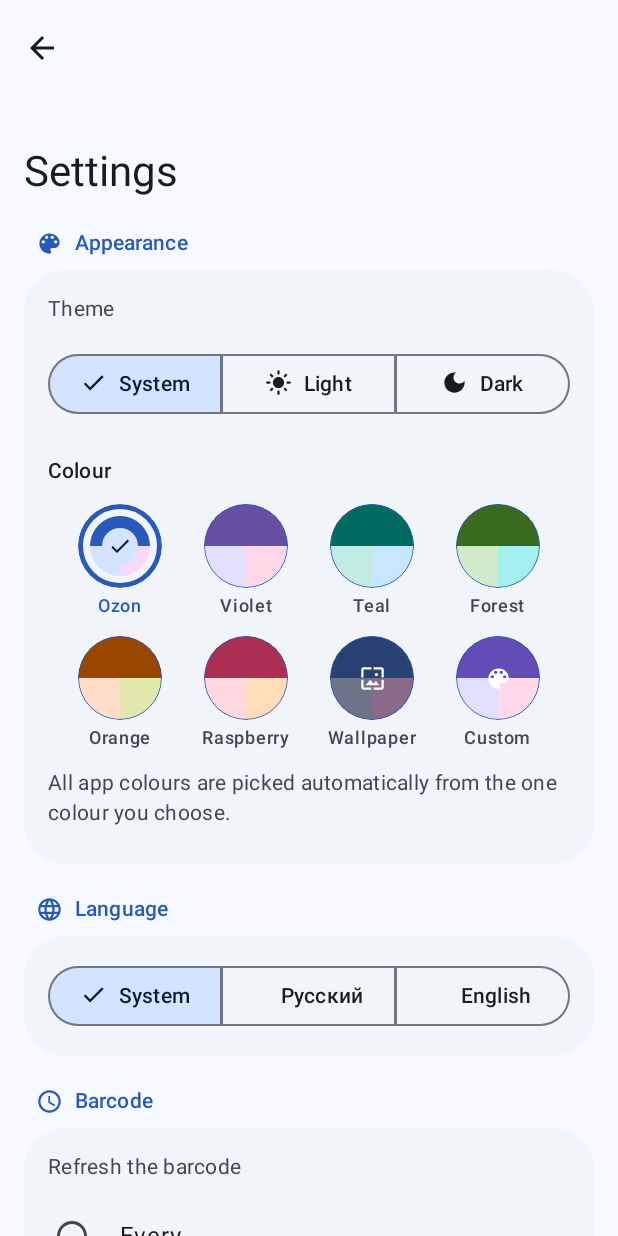
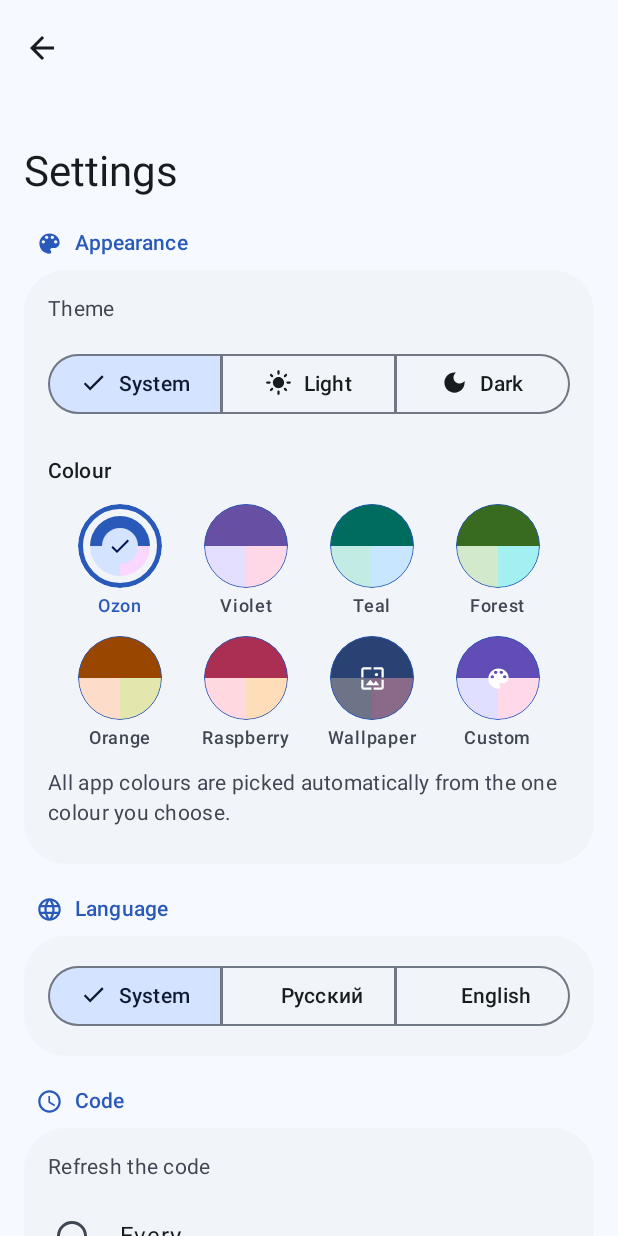
Before and after one commit to RealGrapie/PickItUp, an Android app built with Jetpack Compose: the screen it shows after launch (SettingsActivity), after a tap on "Settings", on a phone screen of 412 x 824 dp. Run offline under Robolectric (Android 15) with nearby library versions, the phone set to English and light mode, and no system bars; libraries missing offline, so code that uses them is left out: io.rebble.pebblekit2; network calls fail; 8 statements that could not run were skipped; 2 other taps on this screen came first.

Commit message:
Texts for both marketplaces, one "remove account" button
- "Code" instead of "barcode" where WB's QR is meant too; provider-aware
  empty / login / error texts; general VPN text; license and libraries.
- Logout and remove merged: removing the last account clears it to the
  onboarding slot, the watch forgets its code.
- An open login page blocks only Ozon fetches; watch label "WB" for a
  single unnamed account, "No code yet" in the watch menu.

Co-Authored-By: Claude Opus 5.5 <noreply@anthropic.com>

```diff
--- a/android/app/src/main/java/com/grapie/pickitup/DebugActivity.kt
+++ b/android/app/src/main/java/com/grapie/pickitup/DebugActivity.kt
@@ -157,7 +157,7 @@ class DebugActivity : BaseActivity() {
                         a.label(name), style = MaterialTheme.typography.titleSmall, color = MaterialTheme.colorScheme.primary,
                         modifier = Modifier.padding(start = 16.dp, end = 16.dp, top = 10.dp, bottom = 2.dp),
                     )
-                    InfoRow(s.stateLogin, if (loggedIn) s.loginOkValue else s.loginNeededValue)
+                    InfoRow(a.provider.text(s.stateLogin), if (loggedIn) s.loginOkValue else s.loginNeededValue)
                     InfoRow(s.stateFetchedAt, barcode?.let { fmt.format(Date(it.fetchedAt)) } ?: "—")
                     InfoRow(s.stateStale(scheduleText(s, short = true)), if (BarcodeSync.isStale(barcode)) s.yes else s.no)
                     InfoRow(s.stateBusy, if (aBusy) s.yes else s.no)
--- a/android/app/src/main/java/com/grapie/pickitup/LoginActivity.kt
+++ b/android/app/src/main/java/com/grapie/pickitup/LoginActivity.kt
@@ -133,7 +133,7 @@ class LoginActivity : ComponentActivity() {
         } catch (e: ActivityNotFoundException) {
             val fallback = intent.getStringExtra("browser_fallback_url")
             if (fallback != null) web.loadUrl(fallback)
-            else Toast.makeText(this, AppSettings.strings().noAppForLink, Toast.LENGTH_SHORT).show()
+            else Toast.makeText(this, account.provider.text(AppSettings.strings().noAppForLink), Toast.LENGTH_SHORT).show()
         }
     }
 
@@ -409,7 +409,7 @@ class LoginActivity : ComponentActivity() {
             Spacer(Modifier.height(16.dp))
             val (title, text) = when (f.kind) {
                 Kind.OFFLINE -> s.offlineTitle to s.offlineText
-                Kind.NETWORK -> s.networkErrorTitle to s.networkErrorText
+                Kind.NETWORK -> account.provider.text(s.networkErrorTitle) to s.networkErrorText
                 Kind.OTHER -> s.pageErrorTitle to f.detail
             }
             Text(title, style = MaterialTheme.typography.headlineMedium, textAlign = TextAlign.Center)
--- a/android/app/src/main/java/com/grapie/pickitup/Strings.kt
+++ b/android/app/src/main/java/com/grapie/pickitup/Strings.kt
@@ -68,10 +68,6 @@ class Strings(
     val removeAccountTitle: String,
     val removeAccountText: String,
     val removeAccountConfirm: String,
-    val logout: String,
-    val logoutTitle: String,
-    val logoutText: String,
-    val logoutConfirm: String,
     val cancel: String,
     val debugHint: String,
     val openDebug: String,
@@ -136,7 +132,6 @@ class Strings(
     val logTokensChanged: (String, String) -> String,
     val logLoginOpen: String,
     val logError: (String) -> String,
-    val logLoggedOut: String,
     val logRemoved: String,
     val journalToday: String,
     val journalYesterday: String,
@@ -228,8 +223,8 @@ class Strings(
             pullHint = "Потяните экран вниз, чтобы обновить",
             settings = "Настройки",
             back = "Назад",
-            sectionBarcode = "Штрихкод",
-            refreshLabel = "Обновлять штрихкод",
+            sectionBarcode = "Код",
+            refreshLabel = "Обновлять код",
             backgroundLabel = "Обновлять в фоне, даже если watchapp не открывали",
             backgroundLabelNoWatch = "Обновлять в фоне",
             watchEnabledLabel = "У меня есть Pebble",
@@ -265,19 +260,15 @@ class Strings(
             accountLoggedOut = "Нужен вход",
             addAccount = "Добавить аккаунт",
             addAccountUnsupported = "Чтобы добавить второй аккаунт, обновите Android System WebView",
-            chooseMarketplace = "Где этот аккаунт?",
+            chooseMarketplace = "Какой маркетплейс?",
             wbNoCodes = "Wildberries не прислал коды",
             showQrToStaff = "Покажите QR-код или назовите код в пункте выдачи",
             accountName = "Название",
             accountNameHint = "Например, «Мама»: видно на карточке кода",
             removeAccount = "Удалить аккаунт",
             removeAccountTitle = "Удалить аккаунт?",
-            removeAccountText = "Вход и сохранённый штрихкод этого аккаунта будут удалены с телефона.",
+            removeAccountText = "Вход и сохранённый код этого аккаунта будут удалены с телефона.",
             removeAccountConfirm = "Удалить",
-            logout = "Выйти из аккаунта Ozon",
-            logoutTitle = "Выйти из Ozon?",
-            logoutText = "Вход в Ozon и сохранённый штрихкод будут удалены с телефона.",
-            logoutConfirm = "Выйти",
             cancel = "Отмена",
             debugHint = "Журнал, состояние входа и связи с watchapp",
             openDebug = "Открыть отладку",
@@ -285,12 +276,13 @@ class Strings(
             madeWithLove = "Сделано с ❤️ Grapie и Claude",
             sourceCode = { url -> "Исходный код: " + (url ?: "ссылка на репозиторий появится позже") },
             libraries = "Используемые библиотеки",
-            license = "Лицензия MIT. Неофициальное приложение, не связано с Ozon.",
+            license = "Лицензия MIT. Неофициальное приложение, не связано с Ozon и Wildberries.",
             libList = listOf(
                 "Jetpack Compose, Material 3, AndroidX — Google",
                 "Kotlin, kotlinx.coroutines — JetBrains",
                 "PebbleKit 2 (io.rebble.pebblekit2) — Rebble",
                 "Pebble SDK — приложение для часов",
+                "ZXing — QR-коды на телефоне",
                 "Таблица Code 128 — по python-barcode",
             ),
             version = { "Версия $it" },
@@ -316,7 +308,7 @@ class Strings(
             stateLogin = "Вход в Ozon",
             loginNeededValue = "не выполнен",
             loginOkValue = "выполнен",
-            stateFetchedAt = "Штрихкод обновлён",
+            stateFetchedAt = "Код обновлён",
             stateStale = { "Устарел ($it)" },
             stateBusy = "Запрос идёт",
             stateWbToken = "Вход действует до",
@@ -353,17 +345,16 @@ class Strings(
             logTokensChanged = { a, b -> "⚠️ Токены сменились между запросами: $a → $b" },
             logLoginOpen = "🌐 В приложении открыт сайт Ozon, обновление отложено",
             logError = { "❌ Ошибка: $it" },
-            logLoggedOut = "🚪 Вышли из Ozon",
             logRemoved = "🗑️ Аккаунт удалён",
             journalToday = "Сегодня",
             journalYesterday = "Вчера",
             journalTook = { "за $it с" },
             journalTokens = "токены",
-            logWatchAsked = "⌚ watchapp запросил штрихкод",
+            logWatchAsked = "⌚ watchapp запросил код",
             logWatchAskedRefresh = "⌚ watchapp просит обновить",
             timeout = "Ozon не ответил вовремя",
             batteryTitle = "Работа в фоне",
-            batteryText = "Чтобы watchapp получал штрихкод, даже когда $APP_NAME на телефоне закрыт, разрешите приложению работать без ограничений батареи. Расход заряда почти не изменится: приложение просыпается, только когда watchapp просит код или подошло время обновления.",
+            batteryText = "Чтобы watchapp получал код, даже когда $APP_NAME на телефоне закрыт, разрешите приложению работать без ограничений батареи. Расход заряда почти не изменится: приложение просыпается, только когда watchapp просит код или подошло время обновления.",
             allow = "Разрешить",
             later = "Позже",
             stateBattery = "Работа в фоне",
@@ -384,12 +375,12 @@ class Strings(
             receivedTitle = "Обновлён",
             gettingBarcode = "Получаем штрихкод…",
             refreshing = "Обновляем…",
-            sessionTitle = "Сессия Ozon закончилась",
+            sessionTitle = "Вход в Ozon закончился",
             sessionText = "Войдите снова, чтобы штрихкод обновлялся. Сохранённый код пока работает.",
             newLoginTitle = "Нужен вход в Ozon",
             newLoginText = "Войдите, и код для пункта выдачи появится здесь и на часах.",
             vpnTitle = "Включён VPN",
-            vpnText = "Пока трафик PickItUp! идёт через VPN, приложение не обращается к Ozon: вход с чужого адреса Ozon может завершить. Исключите PickItUp! из VPN (раздельное туннелирование) или выключите VPN. Сохранённый код работает.",
+            vpnText = "Пока трафик PickItUp! идёт через VPN, приложение не обращается к маркетплейсам: вход с чужого адреса они могут завершить. Исключите PickItUp! из VPN (раздельное туннелирование) или выключите VPN. Сохранённый код работает.",
             vpnSettings = "Настройки VPN",
             splashTagline = "Получайте посылки с помощью своих Pebble",
             themeSystem = "Системная",
@@ -416,7 +407,7 @@ class Strings(
             watchesNone = "не подключены",
             demoSection = "Скриншоты",
             demoLabel = "Демо-режим",
-            demoHint = "Вместо настоящего кода телефон и часы показывают 1234 5678 * 9012, обновление ненастоящее, заказы не открываются.",
+            demoHint = "Вместо настоящих кодов телефон и часы показывают примеры (Ozon 1234 5678 * 9012, Wildberries 123 456), обновление ненастоящее, заказы не открываются.",
             demoOrders = "В демо-режиме заказы не открываются",
             noAppForLink = "Не удалось открыть ссылку: нужно приложение Ozon",
             offlineTitle = "Нет интернета",
@@ -441,8 +432,8 @@ class Strings(
             pullHint = "Pull down to refresh",
             settings = "Settings",
             back = "Back",
-            sectionBarcode = "Barcode",
-            refreshLabel = "Refresh the barcode",
+            sectionBarcode = "Code",
+            refreshLabel = "Refresh the code",
             backgroundLabel = "Also refresh in the background, even if the watchapp isn't opened",
             backgroundLabelNoWatch = "Refresh in the background",
             watchEnabledLabel = "I have a Pebble",
@@ -485,12 +476,8 @@ class Strings(
             accountNameHint = "E.g. \"Mom\": shown on the code card",
             removeAccount = "Remove account",
             removeAccountTitle = "Remove the account?",
-            removeAccountText = "This account's login and saved barcode will be removed from the phone.",
+            removeAccountText = "This account's login and saved code will be removed from the phone.",
             removeAccountConfirm = "Remove",
-            logout = "Log out of Ozon",
-            logoutTitle = "Log out of Ozon?",
-            logoutText = "Your Ozon login and the saved barcode will be removed from the phone.",
-            logoutConfirm = "Log out",
             cancel = "Cancel",
             debugHint = "Journal, login and watchapp link state",
             openDebug = "Open debug",
@@ -498,12 +485,13 @@ class Strings(
             madeWithLove = "Made with ❤️ by Grapie & Claude",
             sourceCode = { url -> "Source code: " + (url ?: "repository link coming later") },
             libraries = "Libraries used",
-            license = "MIT License. Unofficial app, not affiliated with Ozon.",
+            license = "MIT License. Unofficial app, not affiliated with Ozon or Wildberries.",
             libList = listOf(
                 "Jetpack Compose, Material 3, AndroidX — Google",
                 "Kotlin, kotlinx.coroutines — JetBrains",
                 "PebbleKit 2 (io.rebble.pebblekit2) — Rebble",
                 "Pebble SDK — watch app",
+                "ZXing — QR codes on the phone",
                 "Code 128 table — from python-barcode",
             ),
             version = { "Version $it" },
@@ -529,7 +517,7 @@ class Strings(
             stateLogin = "Ozon login",
             loginNeededValue = "not logged in",
             loginOkValue = "logged in",
-            stateFetchedAt = "Barcode updated",
+            stateFetchedAt = "Code updated",
             stateStale = { "Outdated ($it)" },
             stateBusy = "Request running",
             stateWbToken = "Login valid until",
@@ -566,17 +554,16 @@ class Strings(
             logTokensChanged = { a, b -> "⚠️ Login tokens changed between requests: $a → $b" },
             logLoginOpen = "🌐 An Ozon page is open in the app, refresh postponed",
             logError = { "❌ Error: $it" },
-            logLoggedOut = "🚪 Logged out of Ozon",
             logRemoved = "🗑️ Account removed",
             journalToday = "Today",
             journalYesterday = "Yesterday",
             journalTook = { "in $it s" },
             journalTokens = "tokens",
-            logWatchAsked = "⌚ Watchapp asked for the barcode",
+            logWatchAsked = "⌚ Watchapp asked for the code",
             logWatchAskedRefresh = "⌚ Watchapp asked to refresh",
             timeout = "Ozon didn't answer in time",
             batteryTitle = "Background work",
-            batteryText = "To let the watchapp get the barcode even when $APP_NAME on the phone is closed, allow the app to run without battery restrictions. Battery use barely changes: the app only wakes up when the watchapp asks for the code or a refresh is due.",
+            batteryText = "To let the watchapp get the code even when $APP_NAME on the phone is closed, allow the app to run without battery restrictions. Battery use barely changes: the app only wakes up when the watchapp asks for the code or a refresh is due.",
             allow = "Allow",
             later = "Later",
             stateBattery = "Background work",
@@ -597,12 +584,12 @@ class Strings(
             receivedTitle = "Updated",
             gettingBarcode = "Getting the barcode…",
             refreshing = "Refreshing…",
-            sessionTitle = "Ozon session ended",
+            sessionTitle = "Ozon login ended",
             sessionText = "Log in again to keep the barcode fresh. The saved code still works for now.",
             newLoginTitle = "Log in to Ozon",
             newLoginText = "Log in and the pickup code shows up here and on the watch.",
             vpnTitle = "VPN is on",
-            vpnText = "While PickItUp!'s traffic goes through a VPN, the app doesn't contact Ozon: Ozon may end a login seen from a foreign address. Exclude PickItUp! from the VPN (split tunneling) or turn the VPN off. The saved code still works.",
+            vpnText = "While PickItUp!'s traffic goes through a VPN, the app doesn't contact the marketplaces: they may end a login seen from a foreign address. Exclude PickItUp! from the VPN (split tunneling) or turn the VPN off. The saved code still works.",
             vpnSettings = "VPN settings",
             splashTagline = "Pick up your parcels with your Pebble",
             themeSystem = "System",
@@ -629,7 +616,7 @@ class Strings(
             watchesNone = "none connected",
             demoSection = "Screenshots",
             demoLabel = "Demo mode",
-            demoHint = "The phone and the watch show 1234 5678 * 9012 instead of the real code, refreshing is fake, orders don't open.",
+            demoHint = "The phone and the watch show samples instead of the real codes (Ozon 1234 5678 * 9012, Wildberries 123 456), refreshing is fake, orders don't open.",
             demoOrders = "Orders don't open in demo mode",
             noAppForLink = "Couldn't open the link: the Ozon app is needed",
             offlineTitle = "No internet",
--- a/android/app/src/main/res/drawable/ic_logout.xml
+++ /dev/null
@@ -1,11 +0,0 @@
-<!-- Material Icons "logout" (Apache License 2.0) -->
-<vector xmlns:android="http://schemas.android.com/apk/res/android"
-    android:width="24dp"
-    android:height="24dp"
-    android:viewportWidth="24"
-    android:viewportHeight="24"
-    android:autoMirrored="true">
-    <path
-        android:fillColor="#FF000000"
-        android:pathData="M17,7l-1.41,1.41L18.17,11H8v2h10.17l-2.58,2.58L17,17l5,-5zM4,5h8V3H4c-1.1,0 -2,0.9 -2,2v14c0,1.1 0.9,2 2,2h8v-2H4V5z" />
-</vector>
```
Also changed, not shown: android/app/src/main/java/com/grapie/pickitup/BarcodeSync.kt (+6 -4 lines), android/app/src/main/java/com/grapie/pickitup/MainActivity.kt (+4 -4 lines), android/app/src/main/java/com/grapie/pickitup/SettingsActivity.kt (+13 -30 lines), android/app/src/main/java/com/grapie/pickitup/WatchNames.kt (+8 -5 lines), 1 other file.
